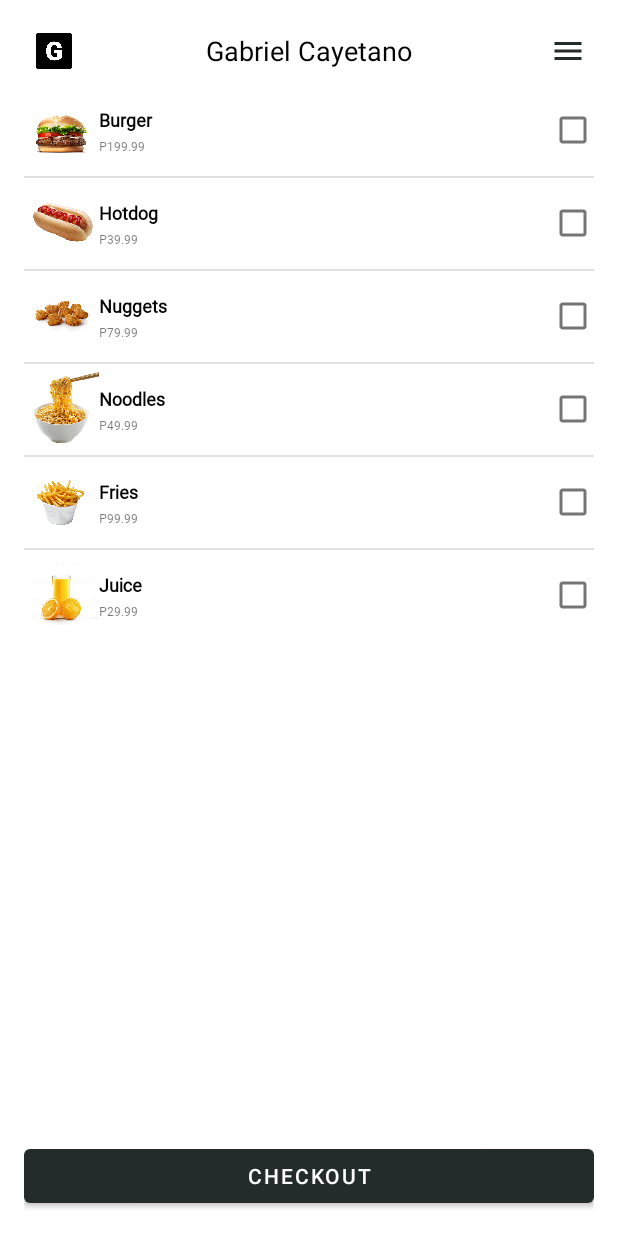
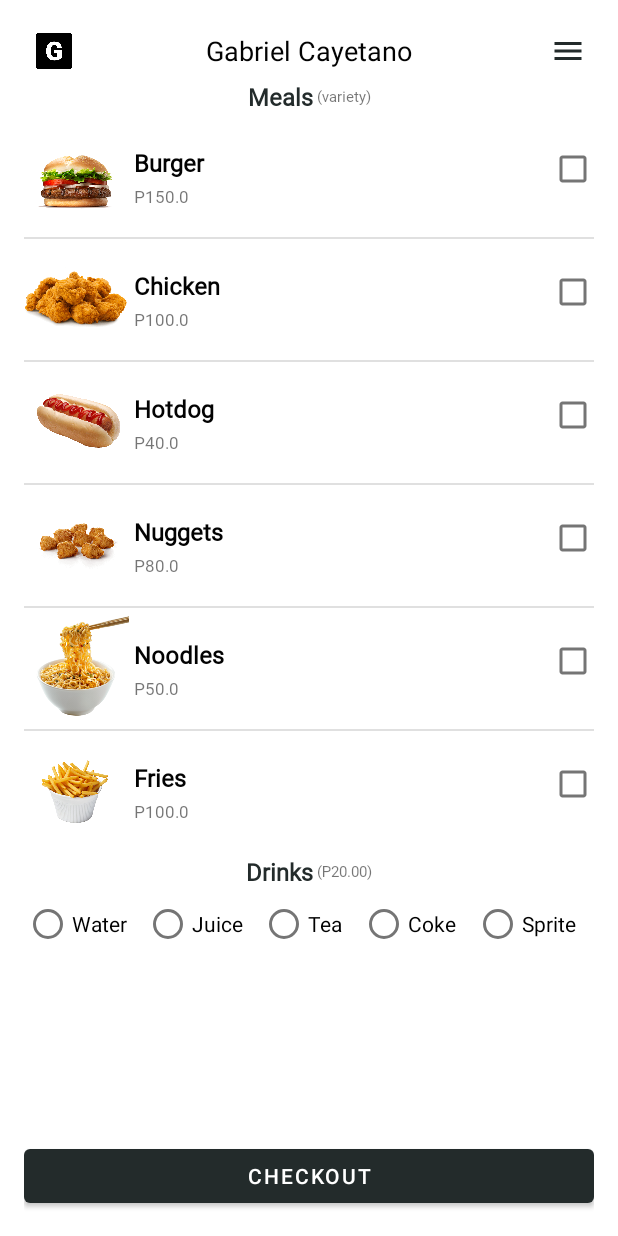
Before and after one commit to gabcytn/SimpleOrderSystem, an Android app: the screen it shows after launch (MainActivity), on a phone screen of 412 x 824 dp. Run offline under Robolectric (Android 15) with nearby library versions, the phone set to English and light mode, and no system bars.

Commit message:
added drinks section

```diff
--- a/app/src/main/java/com/example/neworderingsystem/FoodData.kt
+++ b/app/src/main/java/com/example/neworderingsystem/FoodData.kt
@@ -2,4 +2,4 @@ package com.example.neworderingsystem
 
 import java.math.BigDecimal
 
-data class FoodData(val image: Int, val name: String, val price: Double, var check: Boolean)
+data class FoodData(val image: Int, val name: String, val price: Int, var check: Boolean)
--- a/app/src/main/java/com/example/neworderingsystem/MainActivity.kt
+++ b/app/src/main/java/com/example/neworderingsystem/MainActivity.kt
@@ -1,18 +1,15 @@
 package com.example.neworderingsystem
 
 import android.os.Bundle
-import android.util.Log
 import android.widget.Button
 import android.widget.CheckBox
 import android.widget.ListView
+import android.widget.RadioButton
+import android.widget.RadioGroup
 import android.widget.TextView
 import android.widget.Toast
-import androidx.activity.enableEdgeToEdge
 import androidx.appcompat.app.AppCompatActivity
-import androidx.core.view.ViewCompat
-import androidx.core.view.WindowInsetsCompat
 import java.math.BigDecimal
-import kotlin.math.round
 
 class MainActivity : AppCompatActivity() {
     override fun onCreate(savedInstanceState: Bundle?) {
@@ -22,12 +19,12 @@ class MainActivity : AppCompatActivity() {
         val listView = findViewById<ListView>(R.id.lvListView)
 
         val foods = arrayListOf(
-            FoodData(R.drawable.burger, "Burger", 199.99, false),
-            FoodData(R.drawable.hotdog, "Hotdog", 39.99, false),
-            FoodData(R.drawable.nuggets, "Nuggets", 79.99, false),
-            FoodData(R.drawable.noodles, "Noodles", 49.99, false),
-            FoodData(R.drawable.fries, "Fries", 99.99, false),
-            FoodData(R.drawable.juice, "Juice", 29.99, false)
+            FoodData(R.drawable.burger, "Burger", 150, false),
+            FoodData(R.drawable.chicken, "Chicken", 100, false),
+            FoodData(R.drawable.hotdog, "Hotdog", 40, false),
+            FoodData(R.drawable.nuggets, "Nuggets", 80, false),
+            FoodData(R.drawable.noodles, "Noodles", 50, false),
+            FoodData(R.drawable.fries, "Fries", 100, false)
         )
 
         val adapter = ListAdapter(this, R.layout.food_item, foods)
@@ -42,17 +39,24 @@ class MainActivity : AppCompatActivity() {
         findViewById<Button>(R.id.btnCheckout).setOnClickListener {
             val orderedItems = foods.toMutableList().filter { it.check }.map { it.name }
             val prices = foods.toMutableList().filter { it.check }.map { it.price }
+            val checkedDrink = findViewById<RadioGroup>(R.id.rgRadioGroup).checkedRadioButtonId
+            val drink = findViewById<RadioButton>(checkedDrink)
+
             if (orderedItems.isNotEmpty()){
-                findViewById<TextView>(R.id.tvTotal).text = "Total"
-
-                var sum = BigDecimal(0.0)
+                var sum = 0
                 for (i in prices){
-                    sum += BigDecimal(i)
+                    sum += i
                 }
 
-                findViewById<TextView>(R.id.tvTotalAmount).text = "P${sum}"
+                if (drink != null){
+                    sum += 20
+                }
+                findViewById<TextView>(R.id.tvTotal).text = "Total"
+                findViewById<TextView>(R.id.tvTotalAmount).text = "P${sum}.00"
                 return@setOnClickListener
             }
+            findViewById<TextView>(R.id.tvTotal).text = ""
+            findViewById<TextView>(R.id.tvTotalAmount).text = ""
             Toast.makeText(this, "No orders placed!", Toast.LENGTH_SHORT).show()
         }
 
--- a/app/src/main/res/layout/activity_main.xml
+++ b/app/src/main/res/layout/activity_main.xml
@@ -1,8 +1,7 @@
 <?xml version="1.0" encoding="utf-8"?>
-<androidx.constraintlayout.widget.ConstraintLayout
-    xmlns:android="http://schemas.android.com/apk/res/android"
+<androidx.constraintlayout.widget.ConstraintLayout xmlns:android="http://schemas.android.com/apk/res/android"
+    xmlns:app="http://schemas.android.com/apk/res-auto"
     xmlns:tools="http://schemas.android.com/tools"
-    xmlns:app="http://schemas.android.com/apk/res-auto"
     android:id="@+id/main"
     android:layout_width="match_parent"
     android:layout_height="match_parent"
@@ -12,8 +11,8 @@
     <ImageView
         android:layout_width="24dp"
         android:layout_height="24dp"
+        android:layout_marginStart="8dp"
         android:src="@drawable/main_icon"
-        android:layout_marginStart="8dp"
         app:layout_constraintBottom_toBottomOf="@+id/tvMain"
         app:layout_constraintStart_toStartOf="parent"
         app:layout_constraintTop_toTopOf="@+id/tvMain" />
@@ -21,8 +20,8 @@
     <ImageView
         android:layout_width="wrap_content"
         android:layout_height="wrap_content"
+        android:layout_marginEnd="5dp"
         android:src="@drawable/ic_menu"
-        android:layout_marginEnd="5dp"
         app:layout_constraintBottom_toBottomOf="@+id/tvMain"
         app:layout_constraintEnd_toEndOf="parent"
         app:layout_constraintTop_toTopOf="@+id/tvMain" />
@@ -31,25 +30,115 @@
         android:id="@+id/tvMain"
         android:layout_width="wrap_content"
         android:layout_height="wrap_content"
+        android:layout_marginVertical="5dp"
         android:text="Gabriel Cayetano"
+        android:textColor="@color/black"
         android:textSize="18sp"
-        android:textColor="@color/black"
-        android:layout_marginVertical="5dp"
+        app:layout_constraintBottom_toTopOf="@id/tvMeals"
+        app:layout_constraintEnd_toEndOf="parent"
         app:layout_constraintStart_toStartOf="parent"
-        app:layout_constraintTop_toTopOf="parent"
+        app:layout_constraintTop_toTopOf="parent" />
+    <TextView
+        android:id="@+id/tvMeals"
+        android:layout_width="wrap_content"
+        android:layout_height="wrap_content"
+        app:layout_constraintStart_toStartOf="parent"
+        app:layout_constraintEnd_toStartOf="@id/tvVariation"
+        app:layout_constraintTop_toBottomOf="@id/tvMain"
+        app:layout_constraintBottom_toTopOf="@id/lvListView"
+        app:layout_constraintHorizontal_chainStyle="packed"
+        android:layout_marginVertical="2dp"
+        android:text="Meals"
+        android:fontFamily="@font/montserrat_regular"
+        android:textSize="16sp"
+        android:textStyle="bold"
+        android:textColor="@color/soft_black"/>
+    <TextView
+        android:id="@+id/tvVariation"
+        android:layout_width="wrap_content"
+        android:layout_height="wrap_content"
+        app:layout_constraintStart_toEndOf="@id/tvMeals"
+        app:layout_constraintTop_toTopOf="@id/tvMeals"
         app:layout_constraintEnd_toEndOf="parent"
-        app:layout_constraintBottom_toTopOf="@id/lvListView"/>
-
+        app:layout_constraintBottom_toBottomOf="@id/tvMeals"
+        android:text=" (variety)"
+        android:fontFamily="@font/montserrat_regular"
+        android:textSize="10sp"/>
     <ListView
         android:id="@+id/lvListView"
         android:layout_width="match_parent"
         android:layout_height="wrap_content"
-        android:layout_marginTop="5dp"
+        app:layout_constraintBottom_toTopOf="@id/tvDrinks"
         app:layout_constraintEnd_toEndOf="parent"
         app:layout_constraintStart_toStartOf="parent"
-        app:layout_constraintTop_toBottomOf="@id/tvMain"
-        app:layout_constraintBottom_toTopOf="@id/tvTotal"
+        app:layout_constraintTop_toBottomOf="@id/tvMeals"
         tools:listitem="@layout/food_item" />
+    <TextView
+        android:id="@+id/tvDrinks"
+        android:layout_width="wrap_content"
+        android:layout_height="wrap_content"
+        app:layout_constraintStart_toStartOf="parent"
+        app:layout_constraintEnd_toStartOf="@id/tvDrinksPrice"
+        app:layout_constraintHorizontal_chainStyle="packed"
+        app:layout_constraintTop_toBottomOf="@id/lvListView"
+        app:layout_constraintBottom_toTopOf="@id/rgRadioGroup"
+        android:layout_marginVertical="2dp"
+        android:text="Drinks"
+        android:fontFamily="@font/montserrat_regular"
+        android:textSize="16sp"
+        android:textStyle="bold"
+        android:textColor="@color/soft_black"/>
+    <TextView
+        android:id="@+id/tvDrinksPrice"
+        android:layout_width="wrap_content"
+        android:layout_height="wrap_content"
+        app:layout_constraintStart_toEndOf="@id/tvDrinks"
+        app:layout_constraintEnd_toEndOf="parent"
+        app:layout_constraintTop_toTopOf="@id/tvDrinks"
+        app:layout_constraintBottom_toBottomOf="@id/tvDrinks"
+        android:text=" (P20.00)"
+        android:textSize="10sp"
+        android:fontFamily="@font/montserrat_regular"/>
+    <RadioGroup
+        android:id="@+id/rgRadioGroup"
+        android:layout_width="match_parent"
+        android:layout_height="wrap_content"
+        android:orientation="horizontal"
+        app:layout_constraintStart_toStartOf="parent"
+        app:layout_constraintEnd_toEndOf="parent"
+        app:layout_constraintTop_toBottomOf="@id/tvDrinks">
+        <RadioButton
+            android:id="@+id/rbWater"
+            android:layout_width="wrap_content"
+            android:layout_height="wrap_content"
+            android:layout_weight="1"
+            android:text="Water"/>
+        <RadioButton
+            android:id="@+id/rbJuice"
+            android:layout_width="wrap_content"
+            android:layout_height="wrap_content"
+            android:layout_weight="1"
+            android:text="Juice"/>
+        <RadioButton
+            android:id="@+id/rbTea"
+            android:layout_width="wrap_content"
+            android:layout_height="wrap_content"
+            android:layout_weight="1"
+            android:text="Tea"/>
+        <RadioButton
+            android:id="@+id/rbCoke"
+            android:layout_width="wrap_content"
+            android:layout_height="wrap_content"
+            android:layout_weight="1"
+            android:text="Coke"/>
+        <RadioButton
+            android:id="@+id/rbSprite"
+            android:layout_width="wrap_content"
+            android:layout_height="wrap_content"
+            android:layout_weight="1"
+            android:text="Sprite"/>
+    </RadioGroup>
+
 
     <TextView
         android:id="@+id/tvTotal"
@@ -61,7 +150,7 @@
         android:textColor="@color/black"
         android:textSize="16sp"
         app:layout_constraintStart_toStartOf="parent"
-        app:layout_constraintTop_toBottomOf="@id/lvListView" />
+        app:layout_constraintBottom_toTopOf="@id/btnCheckout" />
 
     <TextView
         android:id="@+id/tvTotalAmount"
@@ -69,8 +158,9 @@
         android:layout_height="wrap_content"
         android:text=""
         android:textSize="12sp"
+        app:layout_constraintTop_toTopOf="@id/tvTotal"
         app:layout_constraintEnd_toEndOf="parent"
-        app:layout_constraintTop_toBottomOf="@id/lvListView"/>
+        app:layout_constraintTop_toBottomOf="@id/lvListView" />
 
     <Button
         android:id="@+id/btnCheckout"
@@ -82,4 +172,4 @@
         app:layout_constraintStart_toStartOf="parent" />
 
 
-  </androidx.constraintlayout.widget.ConstraintLayout>
+</androidx.constraintlayout.widget.ConstraintLayout>
--- a/app/src/main/res/layout/food_item.xml
+++ b/app/src/main/res/layout/food_item.xml
@@ -9,8 +9,8 @@
 
     <ImageView
         android:id="@+id/ivFoodImage"
-        android:layout_width="50dp"
-        android:layout_height="50dp"
+        android:layout_width="70dp"
+        android:layout_height="70dp"
         android:src="@drawable/burger"
         app:layout_constraintStart_toStartOf="parent"
         app:layout_constraintTop_toTopOf="parent" />
@@ -23,8 +23,9 @@
         android:fontFamily="@font/montserrat_regular"
         android:text="Burger"
         android:textColor="@color/black"
-        android:textSize="12sp"
+        android:textSize="16sp"
         android:textStyle="bold"
+        android:layout_marginLeft="3dp"
         app:layout_constraintBottom_toTopOf="@+id/tvFoodPrice"
         app:layout_constraintEnd_toStartOf="@+id/cbFoodCheck"
         app:layout_constraintStart_toEndOf="@+id/ivFoodImage"
@@ -38,7 +39,8 @@
         android:layout_marginTop="2dp"
         android:fontFamily="@font/montserrat_regular"
         android:text="P99.99"
-        android:textSize="8sp"
+        android:textSize="11sp"
+        android:layout_marginLeft="3dp"
         app:layout_constraintBottom_toBottomOf="parent"
         app:layout_constraintStart_toEndOf="@+id/ivFoodImage"
         app:layout_constraintTop_toBottomOf="@+id/tvFoodName" />
```
Also changed, not shown: app/src/main/res/drawable/chicken.png (added), app/src/main/res/drawable/drinks.png (added).
